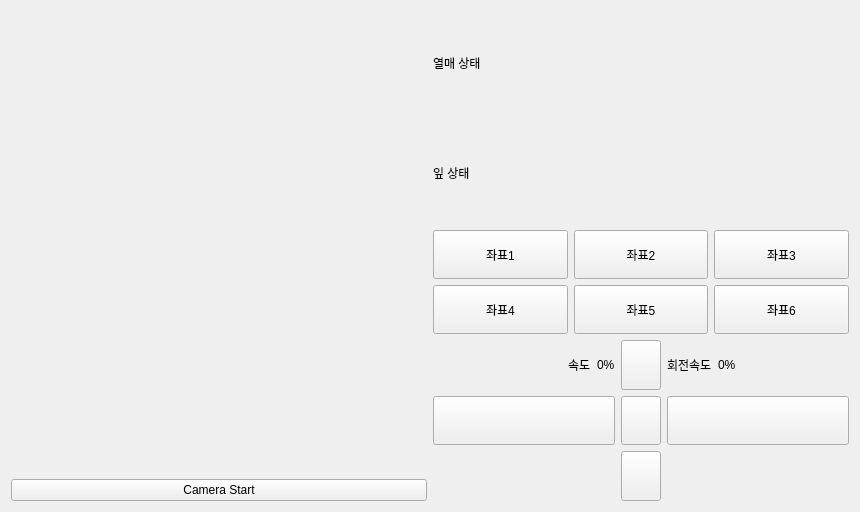
Qt form Turtlebot/smart_turtle_farm/ui/tab3turtlebotcontrolpannel.ui (eolgaemi/Intel4-Final-Project) before a commit.
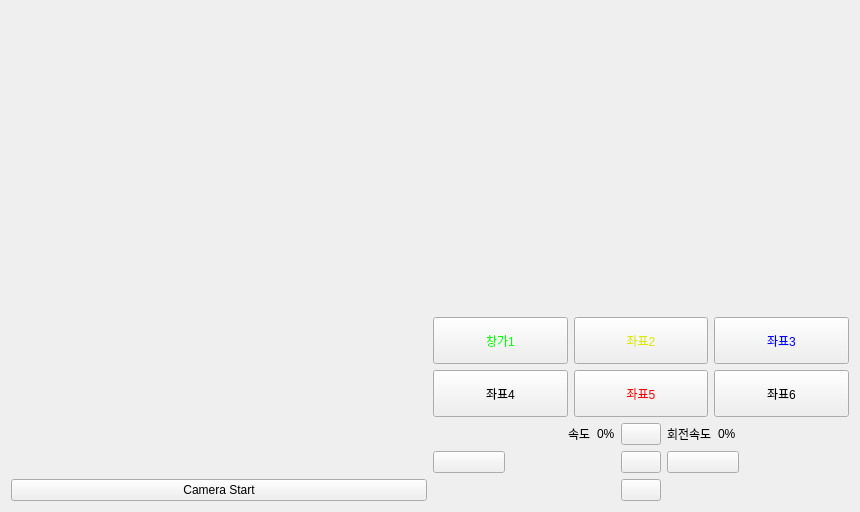
The same form after that commit. Icons and pictures are not drawn.

The edit to the form file:
```diff
--- a/Turtlebot/smart_turtle_farm/ui/tab3turtlebotcontrolpannel.ui
+++ b/Turtlebot/smart_turtle_farm/ui/tab3turtlebotcontrolpannel.ui
@@ -13,11 +13,9 @@
   <property name="windowTitle">
    <string>Form</string>
   </property>
-  <layout class="QHBoxLayout" name="horizontalLayout_2">
+  <layout class="QHBoxLayout" name="horizontalLayout_4" stretch="1,1">
    <item>
-    <layout class="QHBoxLayout" name="horizontalLayout" stretch="1,1">
-     <item>
-      <layout class="QVBoxLayout" name="verticalLayout">
+    <layout class="QVBoxLayout" name="verticalLayout" stretch="1,1">
        <item>
         <widget class="QLabel" name="pLcamView">
          <property name="text">
@@ -35,30 +33,18 @@
       </layout>
      </item>
      <item>
-      <layout class="QVBoxLayout" name="verticalLayout_2" stretch="2,1">
+    <layout class="QVBoxLayout" name="verticalLayout_3" stretch="6,2,1">
+     <property name="sizeConstraint">
+      <enum>QLayout::SetMinimumSize</enum>
+     </property>
        <item>
-        <layout class="QVBoxLayout" name="verticalLayout_3" stretch="1,1,1">
-         <item>
-          <layout class="QHBoxLayout" name="horizontalLayout_3" stretch="0,0">
+      <layout class="QHBoxLayout" name="horizontalLayout_3" stretch="0">
            <item>
             <widget class="QLabel" name="label">
-             <property name="text">
-              <string>열매 상태</string>
-             </property>
-            </widget>
-           </item>
-           <item>
-            <widget class="QLabel" name="plabelFruitStatus">
-             <property name="sizePolicy">
-              <sizepolicy hsizetype="Minimum" vsizetype="Minimum">
-               <horstretch>0</horstretch>
-               <verstretch>0</verstretch>
-              </sizepolicy>
-             </property>
              <property name="maximumSize">
               <size>
-               <width>240</width>
-               <height>110</height>
+           <width>800</width>
+           <height>600</height>
               </size>
              </property>
              <property name="text">
@@ -70,43 +56,18 @@
              <property name="scaledContents">
               <bool>true</bool>
              </property>
+         <property name="wordWrap">
+          <bool>false</bool>
+         </property>
             </widget>
            </item>
           </layout>
          </item>
          <item>
-          <layout class="QHBoxLayout" name="horizontalLayout_4" stretch="1,2">
+      <layout class="QHBoxLayout" name="horizontalLayout" stretch="0">
            <property name="sizeConstraint">
             <enum>QLayout::SetDefaultConstraint</enum>
            </property>
-           <item>
-            <widget class="QLabel" name="label_3">
-             <property name="text">
-              <string>잎 상태</string>
-             </property>
-            </widget>
-           </item>
-           <item>
-            <widget class="QLabel" name="plabelLeafStatus">
-             <property name="maximumSize">
-              <size>
-               <width>240</width>
-               <height>110</height>
-              </size>
-             </property>
-             <property name="text">
-              <string/>
-             </property>
-             <property name="pixmap">
-              <pixmap resource="../STF_Image.qrc">:/STF_Images/STF_Good.png</pixmap>
-             </property>
-             <property name="scaledContents">
-              <bool>true</bool>
-             </property>
-            </widget>
-           </item>
-          </layout>
-         </item>
          <item>
           <layout class="QGridLayout" name="gridLayout_4">
            <item row="1" column="0">
@@ -130,6 +91,11 @@
                <verstretch>0</verstretch>
               </sizepolicy>
              </property>
+           <property name="styleSheet">
+            <string notr="true">QPushButton{
+	color: rgb(220,234,0);
+}</string>
+           </property>
              <property name="text">
               <string>좌표2</string>
              </property>
@@ -143,8 +109,13 @@
                <verstretch>0</verstretch>
               </sizepolicy>
              </property>
+           <property name="styleSheet">
+            <string notr="true">QPushButton{
+	color: rgb(0,255,0);
+}</string>
+           </property>
              <property name="text">
-              <string>좌표1</string>
+            <string>창가1</string>
              </property>
             </widget>
            </item>
@@ -156,6 +127,11 @@
                <verstretch>0</verstretch>
               </sizepolicy>
              </property>
+           <property name="styleSheet">
+            <string notr="true">QPushButton{
+	color: rgb(255,0,0);
+}</string>
+           </property>
              <property name="text">
               <string>좌표5</string>
              </property>
@@ -169,6 +145,11 @@
                <verstretch>0</verstretch>
               </sizepolicy>
              </property>
+           <property name="styleSheet">
+            <string notr="true">QPushButton{
+	color: rgb(0,0,255);
+}</string>
+           </property>
              <property name="text">
               <string>좌표3</string>
              </property>
@@ -191,8 +172,16 @@
          </item>
         </layout>
        </item>
+     <item>
+      <layout class="QHBoxLayout" name="horizontalLayout_2">
+       <property name="sizeConstraint">
+        <enum>QLayout::SetDefaultConstraint</enum>
+       </property>
        <item>
         <layout class="QGridLayout" name="gridLayout_2">
+         <property name="spacing">
+          <number>6</number>
+         </property>
          <item row="1" column="2">
           <widget class="QPushButton" name="pPBright">
            <property name="sizePolicy">
@@ -201,6 +190,12 @@
              <verstretch>0</verstretch>
             </sizepolicy>
            </property>
+           <property name="maximumSize">
+            <size>
+             <width>72</width>
+             <height>72</height>
+            </size>
+           </property>
            <property name="text">
             <string/>
            </property>
@@ -218,11 +213,11 @@
          </item>
          <item row="0" column="1">
           <widget class="QPushButton" name="pPBForward">
-           <property name="sizePolicy">
-            <sizepolicy hsizetype="Minimum" vsizetype="MinimumExpanding">
-             <horstretch>0</horstretch>
-             <verstretch>0</verstretch>
-            </sizepolicy>
+           <property name="maximumSize">
+            <size>
+             <width>72</width>
+             <height>72</height>
+            </size>
            </property>
            <property name="text">
             <string/>
@@ -247,6 +242,12 @@
              <verstretch>0</verstretch>
             </sizepolicy>
            </property>
+           <property name="maximumSize">
+            <size>
+             <width>127</width>
+             <height>127</height>
+            </size>
+           </property>
            <property name="text">
             <string/>
            </property>
@@ -270,6 +271,12 @@
              <verstretch>0</verstretch>
             </sizepolicy>
            </property>
+           <property name="maximumSize">
+            <size>
+             <width>72</width>
+             <height>127</height>
+            </size>
+           </property>
            <property name="text">
             <string/>
            </property>
@@ -293,6 +300,12 @@
              <verstretch>0</verstretch>
             </sizepolicy>
            </property>
+           <property name="maximumSize">
+            <size>
+             <width>72</width>
+             <height>72</height>
+            </size>
+           </property>
            <property name="text">
             <string/>
            </property>
```
Left out of the diff: 28 changed lines with no effect on the pictures. Lines whose indentation alone changed are shown as unchanged.
